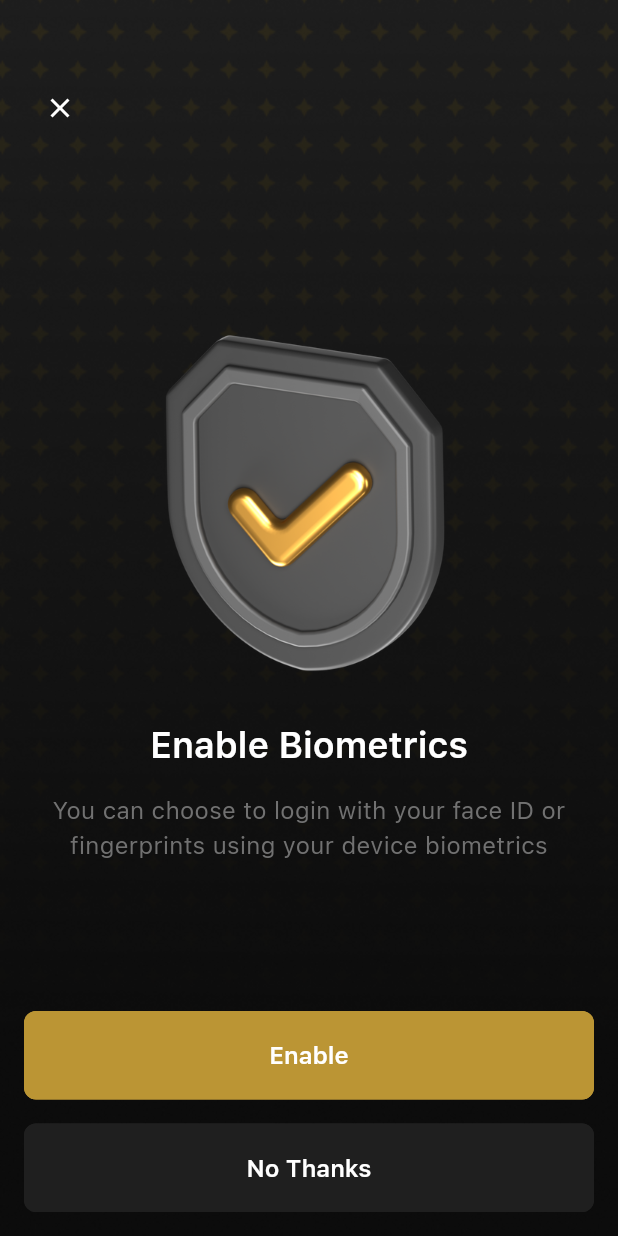
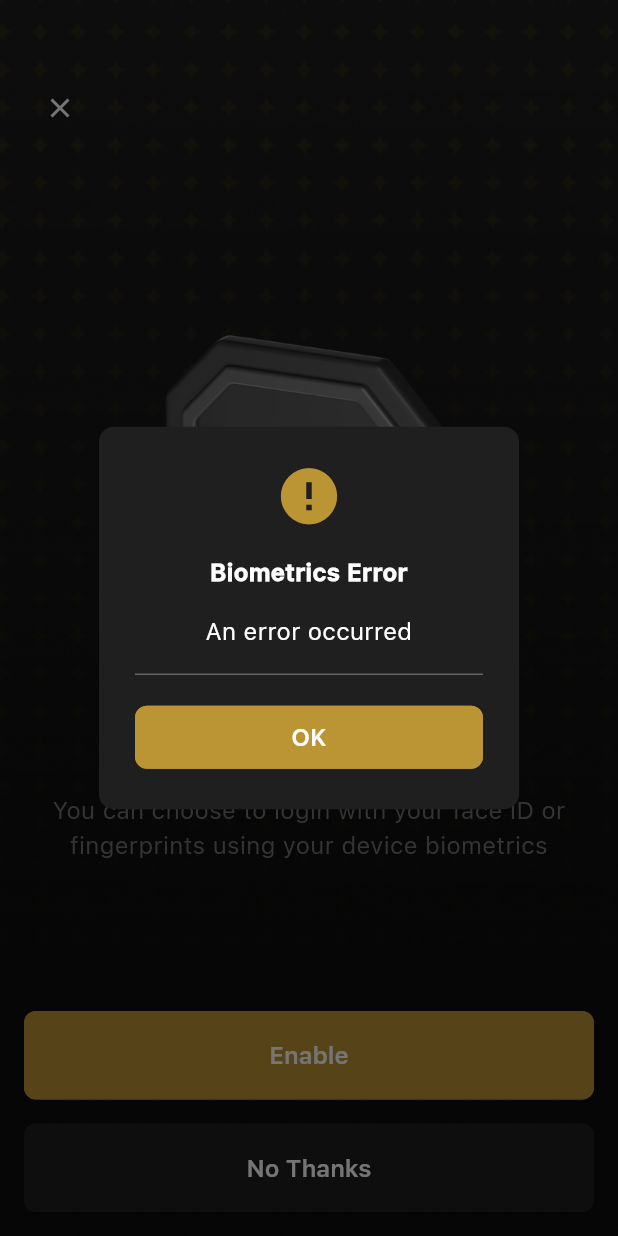
Before and after one commit to GetCryptonia/Cryptonia-App, a Flutter app: the EnableBiometrics screen opened directly, after a tap on "Enable", on a phone screen of 412 x 824 dp. Run offline on Flutter 3.47's test engine with Material 3 defaults, Android fonts, the light colour scheme and no system bars; our stand-ins replace dio, dots_indicator, flutter_spinkit, flutter_svg, jwt_decoder, local_auth and 2 more; accounts and stored records are empty.

Commit message:
Implemented biometrics sign in

```diff
--- a/lib/src/core/network/api_response.dart
+++ b/lib/src/core/network/api_response.dart
@@ -16,11 +16,11 @@ class ApiResponse<T> {
   });
 
   factory ApiResponse.success({
-    required Map<String, dynamic> json,
+    required String message,
     dynamic data,
   }) {
     return ApiResponse(
-      message: json['message'] ?? 'Success',
+      message: message,
       status: Status.success,
       errorMessage: null,
       data: data,
@@ -70,9 +70,10 @@ class ApiResponse<T> {
     }
   }
 
-  factory ApiResponse.exception(String error) {
+  factory ApiResponse.exception(String error,
+      [String title = 'An error occurred']) {
     return ApiResponse(
-      message: 'An error occurred',
+      message: title,
       errorMessage: error,
       status: Status.error,
     );
--- a/lib/src/features/auth/providers/auth_provider.dart
+++ b/lib/src/features/auth/providers/auth_provider.dart
@@ -3,6 +3,9 @@ import 'package:cryptonia/src/core/network/api_response.dart';
 import 'package:cryptonia/src/features/auth/models/login_details_model.dart';
 import 'package:cryptonia/src/features/auth/services/auth_service.dart';
 import 'package:flutter/material.dart';
+import 'package:flutter/services.dart';
+import 'package:local_auth/error_codes.dart' as auth_error;
+import 'package:local_auth/local_auth.dart';
 
 class AuthProvider with ChangeNotifier {
   final StorageService _storageService = StorageService();
@@ -14,6 +17,58 @@ class AuthProvider with ChangeNotifier {
   set loginDetails(LoginDetailsModel? value) {
     _loginDetails = value;
     notifyListeners();
+  }
+
+  Future<void> fetchLoginDetails() async {
+    loginDetails = await _storageService.getLoginDetails();
+  }
+
+  Future<bool> canUseBiometrics() async {
+    final LocalAuthentication auth = LocalAuthentication();
+
+    final List<BiometricType> availableBiometrics =
+        await auth.getAvailableBiometrics();
+    ;
+
+    return availableBiometrics.contains(BiometricType.face) ||
+        availableBiometrics.contains(BiometricType.fingerprint) ||
+        availableBiometrics.contains(BiometricType.strong);
+  }
+
+  Future<ApiResponse> authenticateWithBiometrics() async {
+    try {
+      final LocalAuthentication auth = LocalAuthentication();
+
+      final bool authenticated = await auth.authenticate(
+          localizedReason: 'Please authenticate to sign in to your account',
+          options: const AuthenticationOptions(biometricOnly: true));
+
+      return authenticated
+          ? ApiResponse.success(message: 'Biometrics authenticated')
+          : ApiResponse.exception('Biometrics failed');
+    } on PlatformException catch (e) {
+      if (e.code == auth_error.notEnrolled) {
+        // Add handling of no hardware here.
+        return ApiResponse.exception("You can't use biometrics at this time");
+      } else if (e.code == auth_error.lockedOut ||
+          e.code == auth_error.permanentlyLockedOut) {
+        return ApiResponse.exception("Biometrics is locked out");
+      } else {
+        return ApiResponse.exception("Biometrics failed");
+      }
+    }
+  }
+
+  Future<ApiResponse> storeLoginDetails() async {
+    if (loginDetails == null) {
+      return ApiResponse.exception("Login details are required");
+    }
+
+    bool stored = await _storageService.storeLoginDetails(loginDetails!);
+
+    return stored
+        ? ApiResponse.success(message: "Login details stored")
+        : ApiResponse.exception("Failed to enable biometrics");
   }
 
   Future<ApiResponse> login({
@@ -28,7 +83,6 @@ class AuthProvider with ChangeNotifier {
 
     if (res.status != Status.success) return res;
 
-    await _storageService.storeToken(res.data!);
     loginDetails = LoginDetailsModel(email: email, password: password);
 
     return res;
--- a/lib/src/features/auth/screens/enable_biometrics.dart
+++ b/lib/src/features/auth/screens/enable_biometrics.dart
@@ -1,9 +1,15 @@
+import 'package:cryptonia/src/core/local/page_navigation.dart';
+import 'package:cryptonia/src/core/network/api_response.dart';
+import 'package:cryptonia/src/features/auth/providers/auth_provider.dart';
+import 'package:cryptonia/src/features/home/screens/home_screen.dart';
 import 'package:cryptonia/src/shared/theming/app_theming.dart';
 import 'package:cryptonia/src/shared/utils/app_constants.dart';
+import 'package:cryptonia/src/shared/utils/ui_utils.dart';
 import 'package:cryptonia/src/shared/widgets/container_bg.dart';
 import 'package:cryptonia/src/shared/widgets/custom_button.dart';
 import 'package:flutter/material.dart';
 import 'package:flutter_svg/flutter_svg.dart';
+import 'package:provider/provider.dart';
 
 class EnableBiometrics extends StatefulWidget {
   const EnableBiometrics({super.key});
@@ -15,6 +21,8 @@ class EnableBiometrics extends StatefulWidget {
 class _EnableBiometricsState extends State<EnableBiometrics> {
   @override
   Widget build(BuildContext context) {
+    return Consumer<AuthProvider>(
+      builder: (context, authProv, _) {
         return Scaffold(
           body: SafeArea(
             child: ContainerBg(
@@ -64,12 +72,34 @@ class _EnableBiometricsState extends State<EnableBiometrics> {
                     children: [
                       CustomButton(
                         text: 'Enable',
-                    onPressed: () {},
+                        onPressed: () async {
+                          final res =
+                              await authProv.authenticateWithBiometrics();
+
+                          if (res.status == Status.error) {
+                            UiUtils.showErrorDialog(context,
+                                description: res.message,
+                                title: 'Biometrics Error');
+                            return;
+                          }
+
+                          final stored = await authProv.storeLoginDetails();
+
+                          if (stored.status == Status.error) {
+                            UiUtils.showErrorDialog(context,
+                                description: stored.message,
+                                title: 'Biometrics Error');
+                            return;
+                          }
+
+                          PageNavigation.pushPage(context, const HomeScreen());
+                        },
                       ),
                       const SizedBox(height: 16),
                       CustomButton(
                         text: 'No Thanks',
-                    onPressed: () {},
+                        onPressed: () => PageNavigation.pushPage(
+                            context, const HomeScreen()),
                         color: AppColors.kTextField,
                       ),
                     ],
@@ -79,5 +109,7 @@ class _EnableBiometricsState extends State<EnableBiometrics> {
             ),
           ),
         );
+      },
+    );
   }
 }
--- a/lib/src/features/auth/services/auth_service.dart
+++ b/lib/src/features/auth/services/auth_service.dart
@@ -19,7 +19,9 @@ class AuthService {
       final response = await dio.post("$_path$endpoint", data: body);
 
       return ApiResponse.success(
-          json: response.data, data: response.data['data']);
+        message: response.data['message'],
+        data: response.data['data'],
+      );
     } catch (e) {
       if (e is DioException) {
         return ApiResponse.dioException(e);
--- a/pubspec.yaml
+++ b/pubspec.yaml
@@ -44,6 +44,7 @@ dependencies:
   flutter_spinkit: ^5.2.1
   shared_preferences: ^2.3.2
   jwt_decoder: ^2.0.1
+  local_auth: ^2.3.0
 
 dev_dependencies:
   flutter_test:
```
Also changed, not shown: lib/src/core/local/storage_service.dart (+9 -9 lines), lib/src/features/auth/screens/sign_in.dart (+74 -3 lines), lib/src/features/home/screens/home_screen.dart (added, +19 -0 lines), pubspec.lock, 4 other files. Lines whose indentation alone changed are shown as unchanged.
